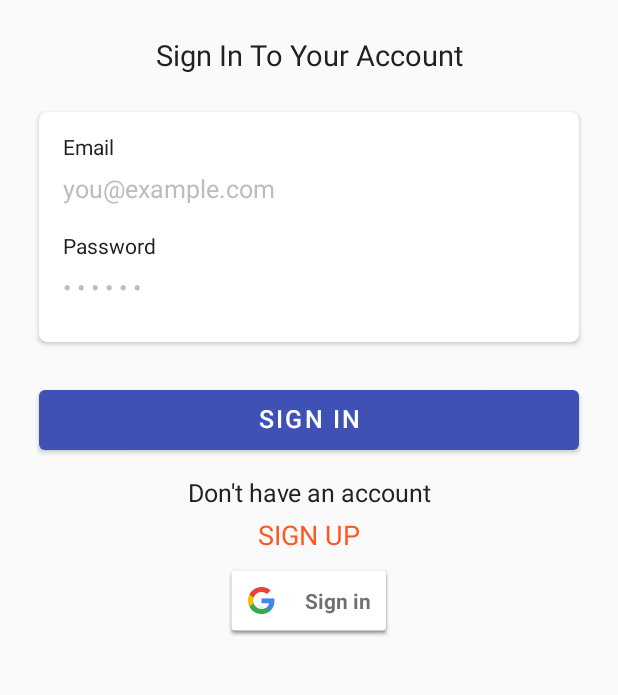
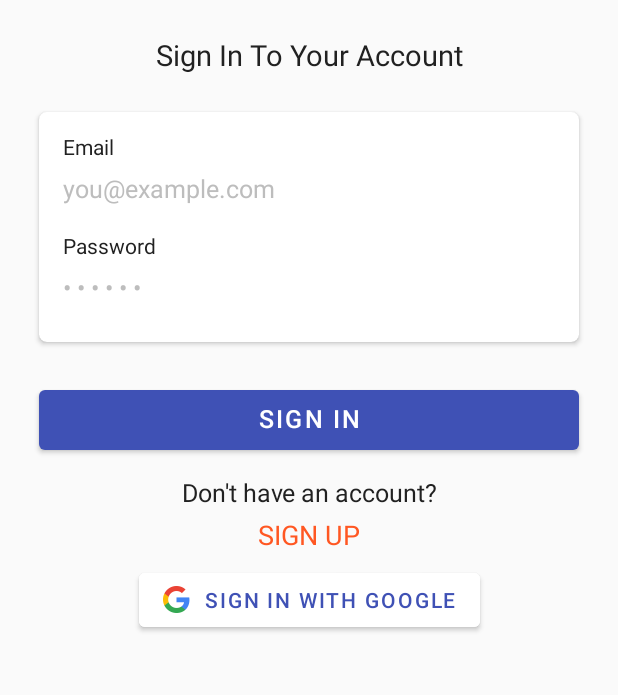
Before and after one commit to khedia/Teams_clone, an Android app: the screen it shows after launch (SignInActivity), on a phone screen of 412 x 824 dp, the part 377-1072 px from its top. Run offline under Robolectric (Android 15) with nearby library versions, the phone set to English and light mode, and no system bars; our stand-ins replace Firebase (no records; nobody signed in at launch, a user with empty details on screens opened directly), sdp/ssp sizes; libraries missing offline, so code that uses them is left out: co.apptailor.googlesignin.

Commit message:
Changed the Google sign-in button layout

```diff
--- a/app/src/main/java/com/example/teams_clone/Activities/SignInActivity.java
+++ b/app/src/main/java/com/example/teams_clone/Activities/SignInActivity.java
@@ -5,6 +5,7 @@ import android.os.Bundle;
 import android.util.Log;
 import android.util.Patterns;
 import android.view.View;
+import android.widget.Button;
 import android.widget.EditText;
 import android.widget.ProgressBar;
 import android.widget.Toast;
@@ -18,7 +19,6 @@ import com.example.teams_clone.utilities.PreferenceManager;
 import com.google.android.gms.auth.api.signin.GoogleSignIn;
 import com.google.android.gms.auth.api.signin.GoogleSignInAccount;
 import com.google.android.gms.auth.api.signin.GoogleSignInOptions;
-import com.google.android.gms.common.SignInButton;
 import com.google.android.gms.common.api.ApiException;
 import com.google.android.gms.tasks.Task;
 import com.google.android.material.button.MaterialButton;
@@ -62,8 +62,7 @@ public class SignInActivity extends AppCompatActivity {
                 .requestProfile()
                 .build();
 
-        SignInButton signInButton = findViewById(R.id.sign_in_button);
-        signInButton.setSize(SignInButton.SIZE_STANDARD);
+        Button signInButton = findViewById(R.id.sign_in_button);
 
         signInButton.setOnClickListener(v -> AuthenticationManager.signInG(this));
 
--- a/app/src/main/res/layout/activity_sign_in.xml
+++ b/app/src/main/res/layout/activity_sign_in.xml
@@ -24,6 +24,7 @@
                 android:layout_width="@dimen/_100sdp"
                 android:layout_height="@dimen/_80sdp"
                 android:src="@mipmap/ic_launcher_foreground"
+                android:contentDescription="@string/app_name"
                 android:layout_marginTop="-10dp"/>
 
             <TextView
@@ -168,7 +169,7 @@
             android:layout_marginTop="@dimen/_10sdp"
             android:gravity="center"
             android:includeFontPadding="false"
-            android:text="Don't have an account"
+            android:text="Don't have an account?"
             android:textColor="@color/colorPrimaryText"
             android:textSize="@dimen/_13sdp"
             app:layout_constraintTop_toBottomOf="@id/buttonSignIn" />
@@ -189,13 +190,31 @@
             app:layout_constraintTop_toBottomOf="@id/textNoAccount" />
 
         <com.google.android.gms.common.SignInButton
-            android:id="@+id/sign_in_button"
-            android:layout_width="wrap_content"
+            android:id="@+id/google_login_button"
+            android:layout_width="match_parent"
             android:layout_height="wrap_content"
+            android:visibility="gone"
             app:layout_constraintBottom_toBottomOf="parent"
             app:layout_constraintStart_toStartOf="parent"
             app:layout_constraintEnd_toEndOf="parent"
             app:layout_constraintTop_toBottomOf="@id/textSignUp" />
+        <Button
+            android:id="@+id/sign_in_button"
+            android:layout_width="wrap_content"
+            android:layout_height="wrap_content"
+            android:layout_weight="1"
+            android:backgroundTint="@color/colorTextIcons"
+            android:text="@string/sign_in_with_google"
+            android:textColor="@color/colorPrimary"
+            app:icon="@drawable/googleg_standard_color_18"
+            app:iconGravity="textStart"
+            app:iconPadding="10dp"
+            app:iconTint="#00100D0D"
+            app:iconTintMode="src_atop"
+            app:layout_constraintBottom_toBottomOf="parent"
+            app:layout_constraintStart_toStartOf="parent"
+            app:layout_constraintEnd_toEndOf="parent"
+            app:layout_constraintTop_toBottomOf="@id/textSignUp"/>
 
     </androidx.constraintlayout.widget.ConstraintLayout>
 
--- a/app/src/main/res/values/strings.xml
+++ b/app/src/main/res/values/strings.xml
@@ -21,4 +21,5 @@
     <string name="sign_out">Sign Out</string>
     <string name="incoming_meeting_invitation">Incoming Meeting Invitation</string>
     <string name="sending_meeting_invitation">Sending Meeting Invitation</string>
+    <string name="sign_in_with_google">Sign in with google</string>
 </resources>
```
